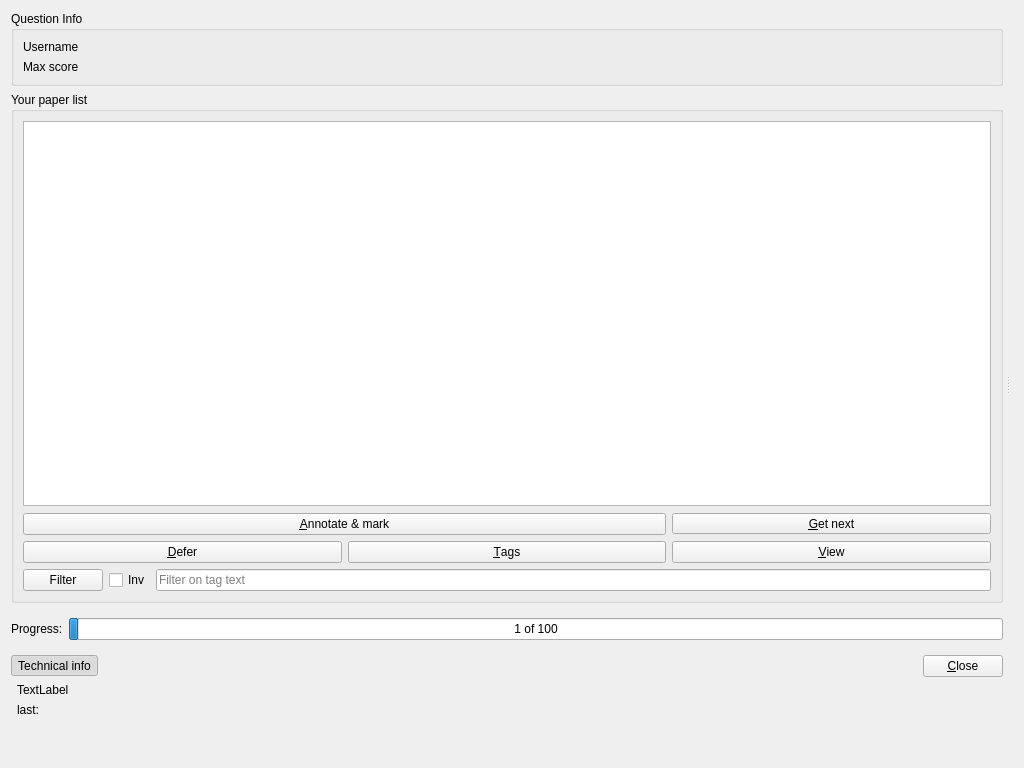
This is qtCreatorFiles/ui_marker.ui in plomgrading/plom as Qt 5 draws it before an edit. The edited form follows.
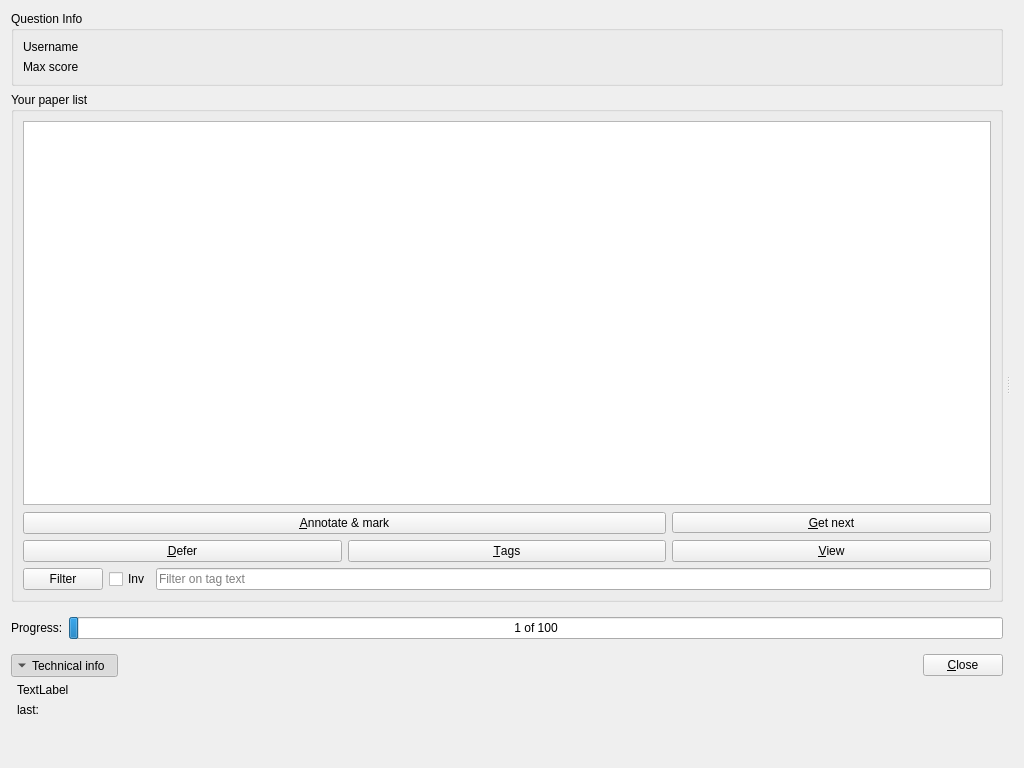
This is the edited form. Custom widgets are drawn as their Qt base class.

Commit message: technical label: use a hover effect

The edit to the form file:
```diff
--- a/qtCreatorFiles/ui_marker.ui
+++ b/qtCreatorFiles/ui_marker.ui
@@ -314,6 +314,12 @@
             <property name="toolButtonStyle">
              <enum>Qt::ToolButtonTextBesideIcon</enum>
             </property>
+            <property name="autoRaise">
+             <bool>true</bool>
+            </property>
+            <property name="arrowType">
+             <enum>Qt::DownArrow</enum>
+            </property>
            </widget>
           </item>
           <item>
```
The commit also changes 2 other files.
